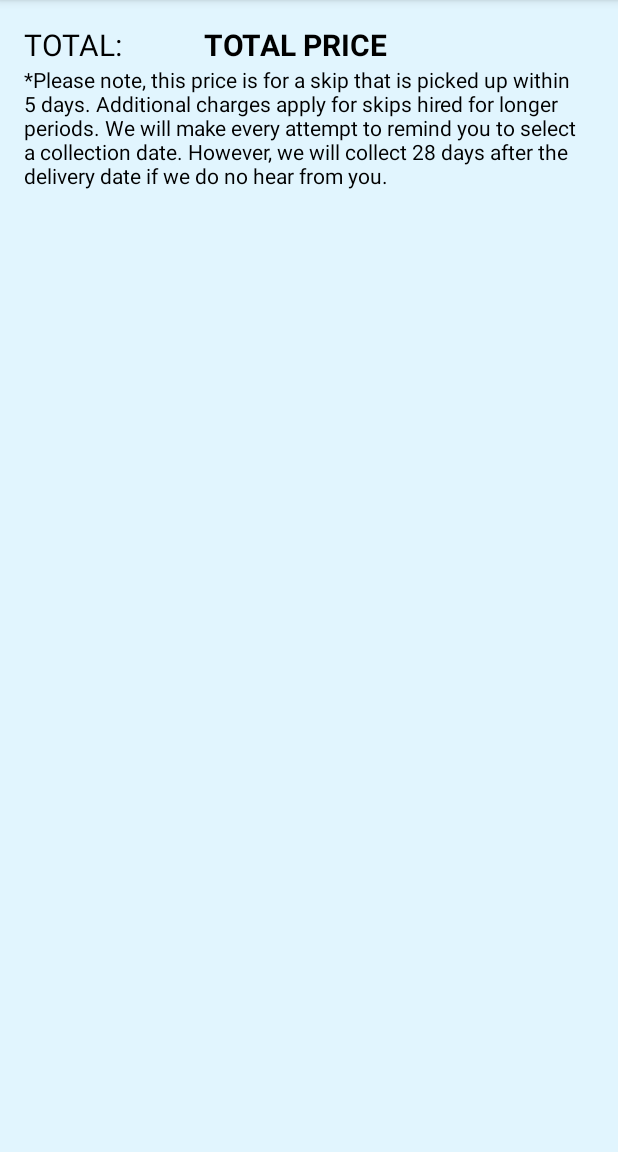
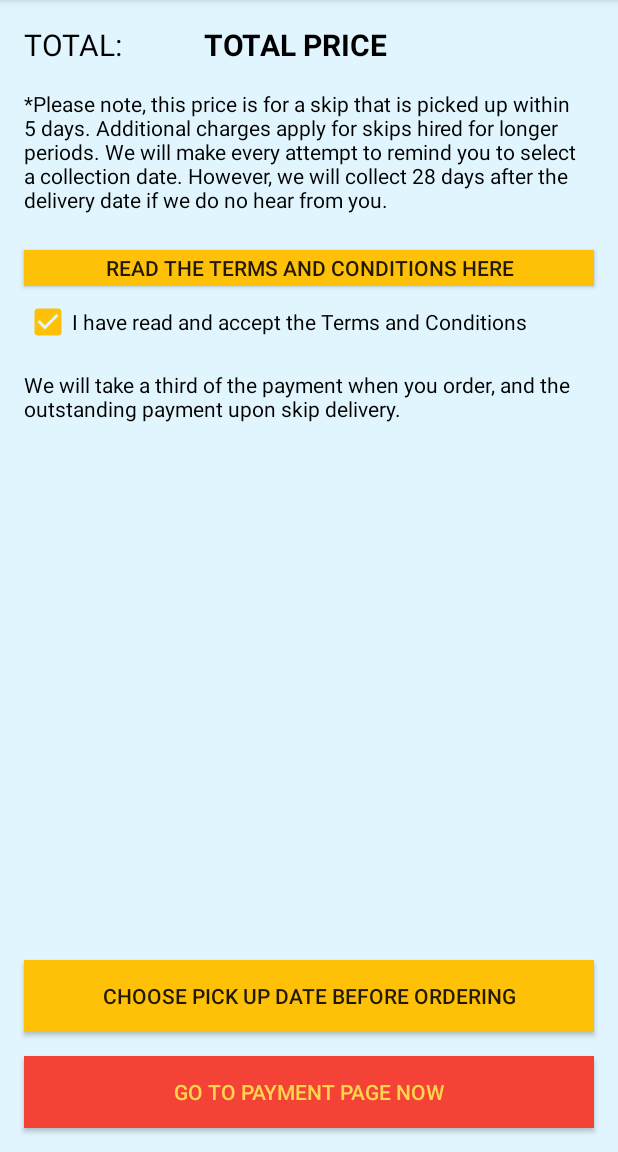
Before and after one commit to nati-m/debris, an Android app: the HireConfirmOrderActivity screen opened directly, with no data from a screen before it, on a phone screen of 412 x 824 dp, the part 84-1236 px from its top. Run offline under Robolectric (Android 15) with nearby library versions, the phone set to English and light mode, and no system bars.

Commit message:
Layout of confirm order page done

```diff
--- a/app/src/main/res/layout/activity_hire_confirm_order.xml
+++ b/app/src/main/res/layout/activity_hire_confirm_order.xml
@@ -35,11 +35,78 @@
     <TextView
         android:layout_width="match_parent"
         android:layout_height="wrap_content"
+        android:layout_marginTop="16dp"
         android:layout_marginLeft="16dp"
         android:layout_marginRight="16dp"
         android:textColor="@color/black"
         android:text="*Please note, this price is for a skip that is picked up within 5 days. Additional charges apply for skips hired for longer periods.
 We will make every attempt to remind you to select a collection date. However, we will collect 28 days after the delivery date if we do no hear from you."/>
 
+    <Button
+        android:layout_width="match_parent"
+        android:layout_height="24dp"
+        android:layout_marginLeft="16dp"
+        android:layout_marginRight="16dp"
+        android:layout_marginTop="24dp"
+        android:background="@color/colorAccent"
+        android:text="Read the terms and conditions here"/>
+
+    <LinearLayout
+        android:layout_height="wrap_content"
+        android:layout_width="match_parent"
+        android:layout_marginLeft="16dp"
+        android:layout_marginTop="8dp">
+
+        <CheckBox
+            android:id="@+id/terms_and_conditions_check_box_confirm_order"
+            android:layout_width="wrap_content"
+            android:layout_height="wrap_content"
+            android:checked="true"/>
+
+        <TextView
+            android:layout_width="wrap_content"
+            android:layout_height="wrap_content"
+            android:textColor="@color/black"
+            android:text="I have read and accept the Terms and Conditions"/>
+
+    </LinearLayout>
+
+    <TextView
+        android:layout_width="match_parent"
+        android:layout_height="wrap_content"
+        android:layout_marginTop="16dp"
+        android:layout_marginLeft="16dp"
+        android:layout_marginRight="16dp"
+        android:textColor="@color/black"
+        android:text="We will take a third of the payment when you order, and the outstanding payment upon skip delivery."/>
+
+    <RelativeLayout
+        android:layout_width="match_parent"
+        android:layout_height="match_parent">
+
+        <Button
+            android:id="@+id/button_choose_pick_up_date_before_ordering_confirm_order"
+            android:layout_width="match_parent"
+            android:layout_height="wrap_content"
+            android:background="@color/colorAccent"
+            android:layout_marginLeft="16dp"
+            android:layout_marginRight="16dp"
+            android:layout_above="@id/button_to_payment_page_confirm_order"
+            android:text="Choose Pick Up Date Before Ordering"/>
+
+        <Button
+            android:id="@+id/button_to_payment_page_confirm_order"
+            style="@style/BigRedButton"
+            android:text="Go To Payment Page Now"
+            android:layout_alignParentRight="true"
+            android:layout_alignParentBottom="true"
+            android:layout_margin="16dp"
+
+            />
+
+    </RelativeLayout>
+
+
+
 
 </LinearLayout>
```
